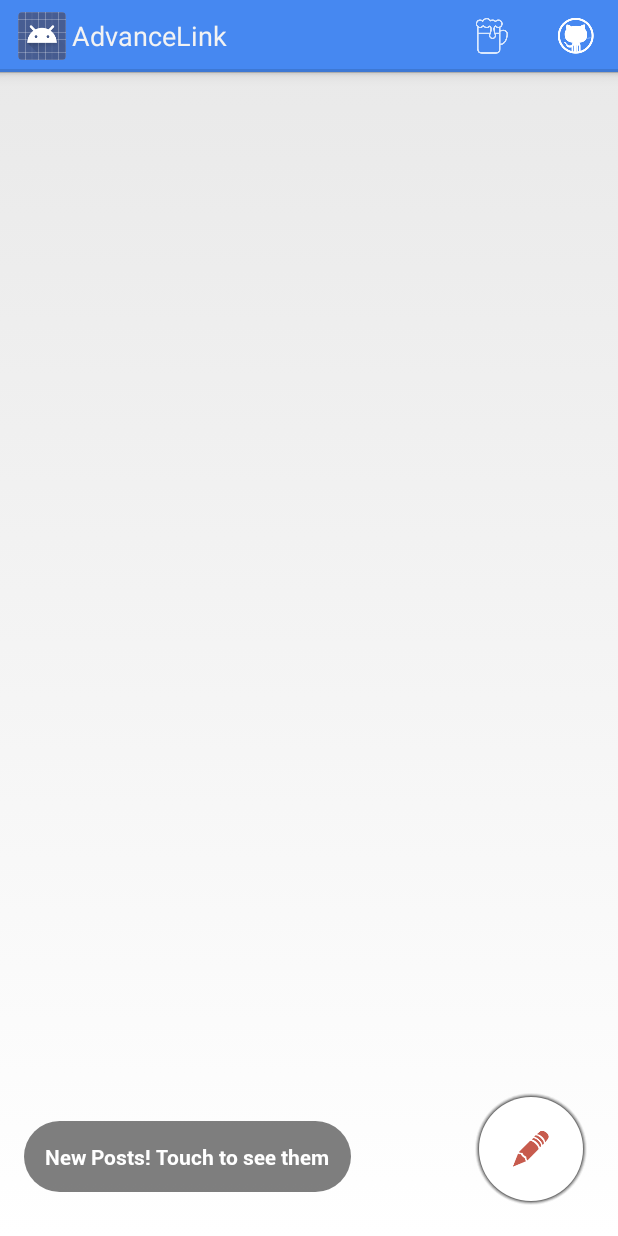
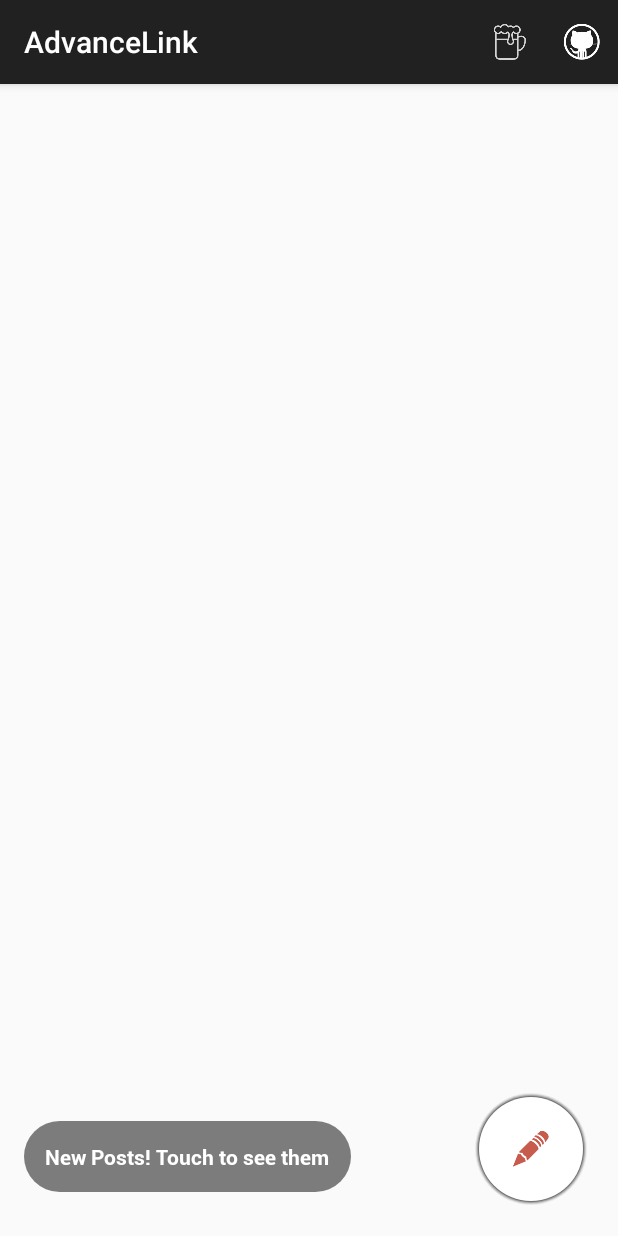
Before and after one commit to vinerylink/AdvanceLink, an Android app: the screen it shows after launch (QuickReturnGooglePlusActivity), on a phone screen of 412 x 824 dp. Run offline under Robolectric (Android 15) with nearby library versions, the phone set to English and light mode, and no system bars; our stand-ins replace ButterKnife; libraries missing offline, so code that uses them is left out: com.android.vending, com.nhaarman.listviewanimations, de.keyboardsurfer.android; 4 statements that could not run were skipped.

Commit message:
On branch dev-compat-actionbar  Changes to be committed: change to ActionBarActivity with support7 lib. 	modified:   app/src/main/java/com/vinerylink/al/activities/QuickReturnBaseActivity.java 	modified:   app/src/main/res/menu/quick_return.xml 	modified:   app/src/main/res/values/styles_steelblue.xml

```diff
--- a/app/src/main/java/com/vinerylink/al/activities/QuickReturnBaseActivity.java
+++ b/app/src/main/java/com/vinerylink/al/activities/QuickReturnBaseActivity.java
@@ -1,7 +1,5 @@
 package com.vinerylink.al.activities;
 
-import android.app.ActionBar;
-import android.app.Activity;
 import android.app.PendingIntent;
 import android.content.ComponentName;
 import android.content.Context;
@@ -14,6 +12,8 @@ import android.net.Uri;
 import android.os.Bundle;
 import android.os.IBinder;
 import android.os.RemoteException;
+import android.support.v7.app.ActionBar;
+import android.support.v7.app.ActionBarActivity;
 import android.text.TextUtils;
 import android.util.Log;
 import android.view.Gravity;
@@ -34,7 +34,7 @@ import de.keyboardsurfer.android.widget.crouton.Crouton;
 import de.keyboardsurfer.android.widget.crouton.Style;
 
 
-public class QuickReturnBaseActivity extends Activity {
+public class QuickReturnBaseActivity extends ActionBarActivity {
 
     // region Constants
 
@@ -94,7 +94,7 @@ public class QuickReturnBaseActivity extends Activity {
     }
 
     protected void setDisplayHomeAsUpEnabled(boolean enabled) {
-        ActionBar actionBar = getActionBar();
+        ActionBar actionBar = getSupportActionBar();
         actionBar.setDisplayHomeAsUpEnabled(enabled);
     }
 
--- a/app/src/main/res/menu/quick_return.xml
+++ b/app/src/main/res/menu/quick_return.xml
@@ -1,4 +1,5 @@
 <menu xmlns:android="http://schemas.android.com/apk/res/android"
+    xmlns:alpha="http://schemas.android.com/apk/res-auto"
     xmlns:tools="http://schemas.android.com/tools"
     tools:context=".QuickReturnActivity" >
     <!--<item android:id="@+id/action_settings"-->
@@ -9,7 +10,7 @@
     <item android:id="@+id/action_donate"
         android:title="@string/action_donate"
         android:icon="@drawable/ic_action_donate"
-        android:showAsAction="always">
+        alpha:showAsAction="always">
         <menu>
             <item android:id="@+id/buy_one_beer"
                 android:title="Buy me a beer"/>
@@ -23,6 +24,6 @@
     <item android:id="@+id/action_github"
         android:title="@string/action_github"
         android:icon="@drawable/ic_action_github"
-        android:showAsAction="always" />
+        alpha:showAsAction="always" />
 
 </menu>
--- a/app/src/main/res/values/styles_steelblue.xml
+++ b/app/src/main/res/values/styles_steelblue.xml
@@ -19,7 +19,7 @@
 
 <resources>
 
-    <style name="Theme.Steelblue" parent="@android:style/Theme.Holo.Light.DarkActionBar">
+    <style name="Theme.Steelblue" parent="Theme.AppCompat.Light.DarkActionBar">
         <item name="android:actionBarItemBackground">@drawable/selectable_background_steelblue</item>
         <item name="android:popupMenuStyle">@style/PopupMenu.Steelblue</item>
         <item name="android:dropDownListViewStyle">@style/DropDownListView.Steelblue</item>
```
